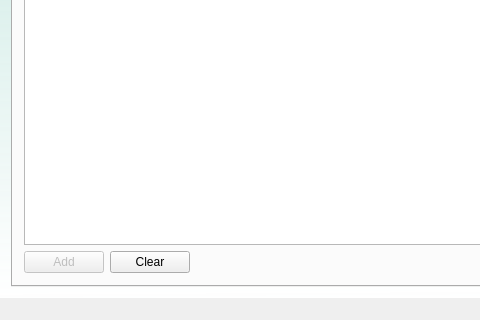
Above: main/mainscreen.ui from liranbg/JCEaverageCalculator before the change; both pictures show x 0 to 480 and y 197 to 517 of the 855 by 517 pixel window. Below: the same form after it.
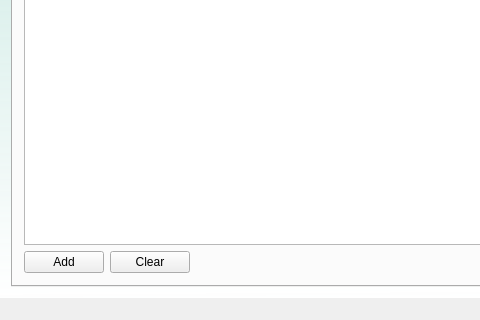
That is the form after the change. Icons and pictures are not drawn.

Diff of the .ui file:
```diff
--- a/main/mainscreen.ui
+++ b/main/mainscreen.ui
@@ -345,7 +345,7 @@
               <item>
                <widget class="QPushButton" name="ratesButton">
                 <property name="enabled">
-                 <bool>false</bool>
+                 <bool>true</bool>
                 </property>
                 <property name="whatsThis">
                  <string>&lt;html&gt;&lt;head/&gt;&lt;body&gt;&lt;p&gt;&lt;span style=&quot; font-weight:600;&quot;&gt;Get your grades&lt;/span&gt;&lt;/p&gt;&lt;/body&gt;&lt;/html&gt;</string>
```
